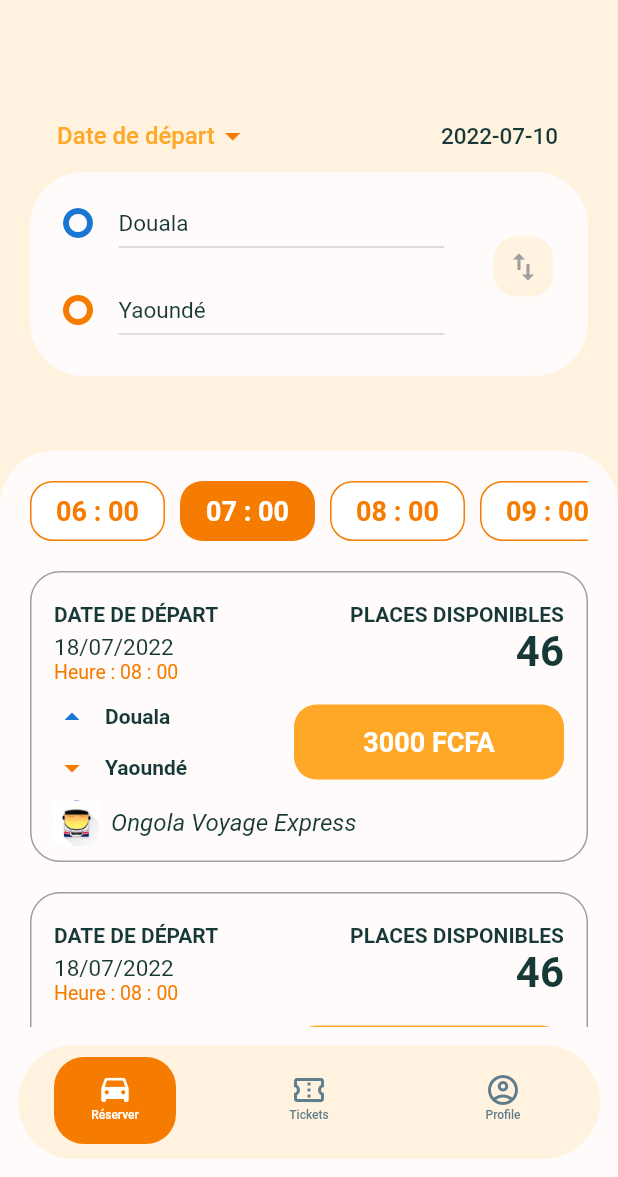
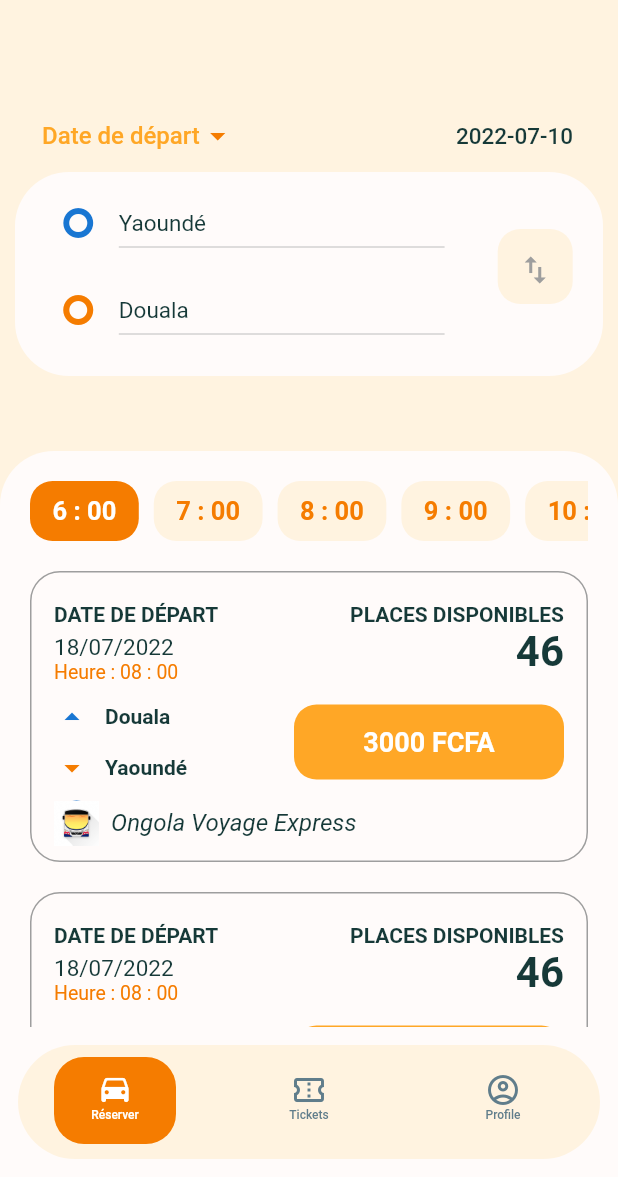
Before and after one commit to stephcyrille/gotripmobile, a Flutter app: the HomeScreen screen opened by its route, after a tap on the "swap vert" icon, on a phone screen of 412 x 824 dp, the part 59-1236 px from its top. Run offline on Flutter 3.47's test engine with Material 2 defaults, Android fonts, the phone set to English and light mode, and no system bars; our stand-ins replace flutter_svg.

Commit message:
Making city change, swap and hour select dynamc

```diff
--- /dev/null
+++ b/lib/models/hours.dart
@@ -0,0 +1,18 @@
+class Hour {
+  Hour({
+    required this.id,
+    required this.isActive,
+    required this.value,
+  });
+
+  final int id;
+  late bool isActive;
+  final String value;
+
+  static List<Hour> getHourServices() {
+    return [
+      for (int i = 6; i < 25; i++)
+        Hour(id: i, isActive: false, value: '$i : 00'),
+    ];
+  }
+}
--- a/lib/screens/privates/home/component/body.dart
+++ b/lib/screens/privates/home/component/body.dart
@@ -2,7 +2,7 @@
 
 import 'package:flutter/material.dart';
 import 'package:gotripmobile/colors.dart';
-import 'package:gotripmobile/components/default_button.dart';
+import 'package:gotripmobile/models/hours.dart';
 import 'package:gotripmobile/screens/privates/booking/booking_screen.dart';
 import 'package:gotripmobile/screens/privates/home/component/place_select.dart';
 import 'package:gotripmobile/screens/privates/home/component/travel_card.dart';
@@ -15,8 +15,12 @@ class Body extends StatefulWidget {
 }
 
 class _BodyState extends State<Body> {
+  DateTime selectedDate = DateTime.now();
   String fromPlace = 'Douala';
   String toPlace = 'Yaoundé';
+  bool isActive = true;
+  List<String> fromCities = [];
+  List<String> toCities = [];
   List<String> cities = [
     "Baffoussamn",
     "Bertoua",
@@ -28,11 +32,59 @@ class _BodyState extends State<Body> {
   ];
   List<String> passengerList = ['1', '2', '3', '4', '5'];
   String passengers = '1';
-  DateTime selectedDate = DateTime.now();
+  List<Hour> hourList = [];
+  late Hour selectedHour;
 
-  void removeItem(String newCity) {
+  @override
+  void initState() {
+    super.initState();
+    var newList = Hour.getHourServices();
+    var index = newList.indexWhere((element) => element.id == 6);
+    newList[index].isActive = true;
     setState(() {
-      cities = List.from(cities)..remove(newCity);
+      fromCities = List.from(cities)..remove(toPlace);
+      toCities = List.from(cities)..remove(fromPlace);
+      hourList = newList;
+    });
+  }
+
+  void _setUpdateCities(String newCity, String referential) {
+    if (referential == 'from') {
+      List<String> newToCities = List.from(cities)..remove(newCity);
+      setState(() {
+        toCities = newToCities;
+      });
+    } else if (referential == 'to') {
+      List<String> newFromities = List.from(cities)..remove(newCity);
+      setState(() {
+        fromCities = newFromities;
+      });
+    }
+  }
+
+  void _swapCities() {
+    var newFrom = toPlace;
+    var newTo = fromPlace;
+    // Changing first place list to avoid app crashing about the missing of place in the city list
+    setState(() {
+      fromCities = List.from(cities)..remove(newTo);
+      toCities = List.from(cities)..remove(newFrom);
+    });
+
+    setState(() {
+      fromPlace = newFrom;
+      toPlace = newTo;
+    });
+  }
+
+  void _setToggleHour(Hour selected) {
+    var newList = Hour.getHourServices();
+    var index = newList.indexWhere((element) => element.id == selected.id);
+    newList[index].isActive = true;
+
+    setState(() {
+      hourList = newList;
+      selectedHour = selected;
     });
   }
 
@@ -40,7 +92,7 @@ class _BodyState extends State<Body> {
     final DateTime? picked = await showDatePicker(
         context: context,
         initialDate: selectedDate,
-        firstDate: DateTime(2021, 12),
+        firstDate: selectedDate,
         lastDate: DateTime(2101));
     if (picked != null && picked != selectedDate) {
       setState(() {
@@ -57,7 +109,7 @@ class _BodyState extends State<Body> {
           const SizedBox(height: 30),
           Padding(
               padding:
-                  const EdgeInsets.symmetric(vertical: 20.0, horizontal: 20.0),
+                  const EdgeInsets.symmetric(vertical: 20.0, horizontal: 10.0),
               child: Column(
                 children: [
                   Padding(
@@ -97,52 +149,67 @@ class _BodyState extends State<Body> {
                           color: kGotripSurfaceWhite,
                           borderRadius: BorderRadius.all(Radius.circular(36))),
                       child: Row(
-                        mainAxisAlignment: MainAxisAlignment.start,
+                        mainAxisAlignment: MainAxisAlignment.spaceAround,
                         children: [
-                          SizedBox(
-                            width: MediaQuery.of(context).size.width * 0.75,
-                            child: Column(
+                          Column(
+                            // width: MediaQuery.of(context).size.width * 0.75,
                             children: [
+                              Row(children: [
                                 TripPlaceSelect(
                                   hintText: 'Ville de départ',
                                   place: fromPlace,
-                                  items: cities,
+                                  items: fromCities,
                                   onChange: (String? newValue) {
                                     setState(() {
                                       fromPlace = newValue!;
                                     });
+                                    _setUpdateCities(newValue!, 'from');
                                   },
-                                ),
+                                )
+                              ]),
                               const SizedBox(height: 10.0),
+                              Row(
+                                children: [
                                   TripPlaceSelect(
                                     hintText: 'Ville d\'arrivée',
                                     place: toPlace,
-                                  items: cities,
+                                    items: toCities,
                                     isStart: false,
                                     onChange: (String? newValue) {
                                       setState(() {
                                         toPlace = newValue!;
                                       });
+                                      _setUpdateCities(newValue!, 'to');
                                     },
+                                  )
+                                ],
                               ),
                             ],
                           ),
-                          ),
-                          SizedBox(
-                            width: 40.0,
+                          Column(children: [
+                            Padding(
+                              padding: const EdgeInsets.only(right: 10.0),
+                              child: SizedBox(
+                                height: 50.0,
+                                width: 50.0,
                                 child: TextButton(
                                   style: TextButton.styleFrom(
+                                    padding: const EdgeInsets.symmetric(
+                                        horizontal: 0.0, vertical: 15.0),
                                     backgroundColor: kGotripLightOrange50,
                                     shape: RoundedRectangleBorder(
-                                    borderRadius: BorderRadius.circular(15)),
+                                        borderRadius:
+                                            BorderRadius.circular(15)),
                                   ),
-                              onPressed: () {},
+                                  onPressed: () => _swapCities(),
                                   child: const Icon(
                                     Icons.swap_vert,
                                     color: Colors.grey,
                                   ),
                                 ),
-                          )
+                              ),
+                            ),
+                          ])
                         ],
                       )),
                 ],
@@ -168,30 +235,31 @@ class _BodyState extends State<Body> {
                         // This next line does the trick.
                         scrollDirection: Axis.horizontal,
                         children: <Widget>[
-                          for (int i = 6; i < 10; i++)
-                            i == 7
-                                ? Container(
+                          for (int i = 0; i < hourList.length; i++)
+                            Container(
                               margin: const EdgeInsets.only(right: 10.0),
-                                    child: DefaultButton(
-                                      press: () {},
-                                      text: '0$i : 00',
-                                      width: 90,
-                                      backgroundColor: kGotripOrange,
-                                      textColor: kGotripBackgroundWhite,
-                                      // isOutlined: true,
+                              child: TextButton(
+                                style: TextButton.styleFrom(
+                                  padding: const EdgeInsets.symmetric(
+                                      horizontal: 15.0, vertical: 5.0),
+                                  backgroundColor: hourList[i].isActive
+                                      ? kGotripOrange
+                                      : kGotripLightOrange50,
+                                  primary: hourList[i].isActive
+                                      ? kGotripBackgroundWhite
+                                      : kGotripOrange,
+                                  shape: RoundedRectangleBorder(
+                                      borderRadius: BorderRadius.circular(15)),
+                                ),
+                                onPressed: () => _setToggleHour(hourList[i]),
+                                child: Text(
+                                  hourList[i].value,
+                                  style: const TextStyle(
+                                      fontSize: 17.0,
+                                      fontWeight: FontWeight.bold),
+                                ),
                               ),
                             )
-                                : Container(
-                                    margin: const EdgeInsets.only(right: 10.0),
-                                    child: DefaultButton(
-                                      press: () {},
-                                      text: '0$i : 00',
-                                      width: 90,
-                                      backgroundColor: kGotripBackgroundWhite,
-                                      textColor: kGotripOrange,
-                                      isOutlined: true,
-                                    ),
-                                  ),
                         ],
                       ),
                     ),
```
Lines whose indentation alone changed are shown as unchanged.
